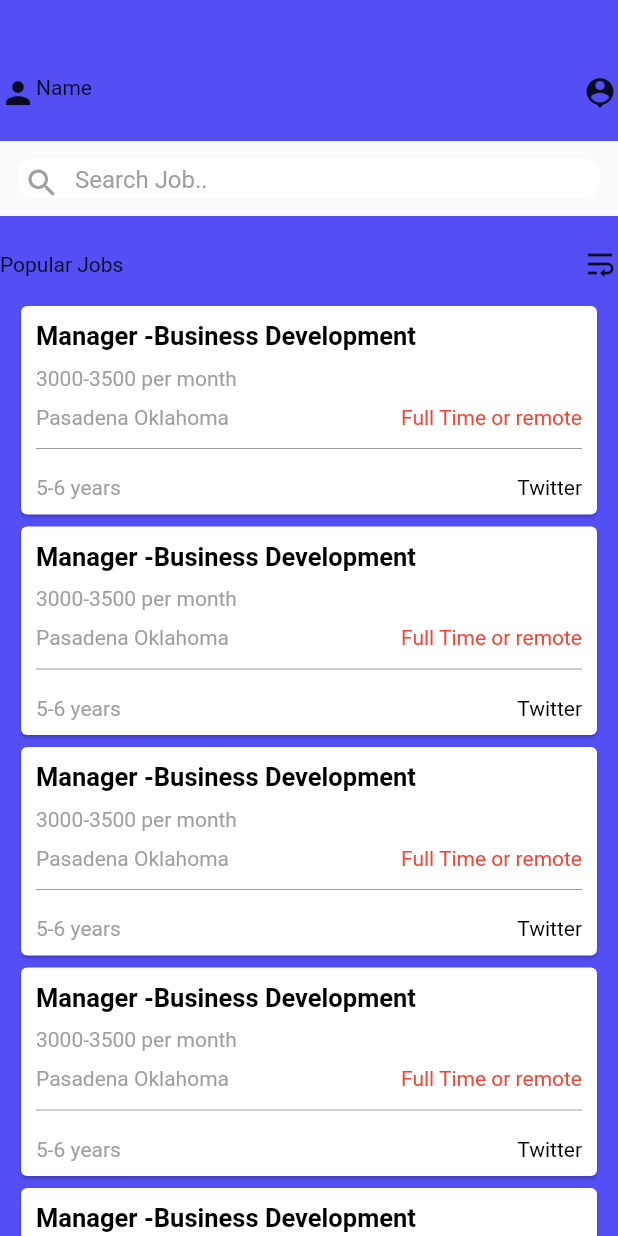
After one commit to neelmani123/ArtistApp, a Flutter app: the JobSearchList screen opened directly, on a phone screen of 412 x 824 dp. The commit adds this screen. Run offline on Flutter 3.47's test engine with Material 2 defaults, Android fonts, the phone set to English and light mode, and no system bars; our stand-ins replace cached_network_image, dio, file_picker, flutter_swiper, fluttertoast, font_awesome_flutter and 8 more; accounts and stored records are empty; network calls fail.

Commit message:
search job list

```diff
--- a/lib/screens/feed/FeedListItem.dart
+++ b/lib/screens/feed/FeedListItem.dart
@@ -1,3 +1,4 @@
+import 'package:artist_icon/screens/feed/CommentScreen.dart';
 import 'package:artist_icon/screens/feed/model/Data.dart';
 import 'package:cached_network_image/cached_network_image.dart';
 import 'package:flutter/material.dart';
@@ -115,6 +116,7 @@ Widget build(BuildContext context) => ListTile(
               GestureDetector(
                 onTap: () {
                   print("Comment pressed");
+                  Navigator.push(context, MaterialPageRoute(builder: (BuildContext)=>CommentScreen()));
                 },
                 child: new Icon(
                   FontAwesomeIcons.comment,
--- /dev/null
+++ b/lib/screens/feed/SearchList.dart
@@ -0,0 +1,134 @@
+import 'package:artist_icon/screens/Color.dart';
+import 'package:flutter/material.dart';
+
+class JobSearchList extends StatefulWidget {
+  const JobSearchList({Key key}) : super(key: key);
+
+  @override
+  _JobSearchListState createState() => _JobSearchListState();
+}
+
+class _JobSearchListState extends State<JobSearchList> {
+  @override
+  Widget build(BuildContext context) {
+    return Scaffold(
+      backgroundColor: Color(0xFF534ff4),
+      appBar: PreferredSize(
+        preferredSize: Size(200, 200), //width and height
+        // The size the AppBar would prefer if there were no other constraints.
+        child: SafeArea(
+          child:Column(
+            mainAxisAlignment: MainAxisAlignment.start,
+            crossAxisAlignment: CrossAxisAlignment.start,
+            children: [
+              SizedBox(height: 50,),
+              Row(
+                mainAxisAlignment: MainAxisAlignment.start,
+                crossAxisAlignment: CrossAxisAlignment.start,
+                children: [
+                  Icon(Icons.person),
+                  Text('Name'),
+                  Spacer(),
+                  Icon(Icons.person_pin)
+                ],
+              ),
+              SizedBox(height: 20,),
+              Container(
+                height: 50,
+                width: MediaQuery.of(context).size.width,
+                color: Color(blueGreyColor),
+                child: Container(
+                  decoration: BoxDecoration(
+                    borderRadius: BorderRadius.circular(10.0),
+                    color: Colors.white,
+                  ),
+                  margin: EdgeInsets.all(12.0),
+                  width: MediaQuery.of(context).size.width,
+                  child: Padding(
+                      padding: const EdgeInsets.all(4.0),
+                      child: Row(
+                        children: [
+                          Icon(Icons.search,color: Colors.grey,),
+                          SizedBox(
+                            width: 10,
+                          ),
+                          Row(
+                            children: [
+                              InkWell(
+                                  onTap: (){
+
+                                  },
+                                  child: Text("Search Job..",style: TextStyle(color: Colors.grey,fontSize: 16),))
+
+                            ],
+                          )
+                        ],
+                      )),
+                ),
+              ),
+              SizedBox(height: 20,),
+              Row(
+                children: [
+                  Text("Popular Jobs"),
+                  Spacer(),
+                  Icon(Icons.wrap_text)
+                ],
+              )
+            ],
+          )
+        ),
+      ),
+      //backgroundColor: Color(0xFF524ff4),
+      body: ListView.builder(
+        itemCount: 10,
+          itemBuilder: (BuildContext,index){
+        return Padding(
+          padding: const EdgeInsets.symmetric(horizontal: 10),
+          child: Card(
+            color: Colors.white,
+            child: Padding(
+              padding: const EdgeInsets.symmetric(horizontal: 10,vertical: 10),
+              child: Column(
+                mainAxisAlignment: MainAxisAlignment.start,
+                crossAxisAlignment: CrossAxisAlignment.start,
+                children:
+                [
+                  Text('Manager -Business Development',style: TextStyle(color: Colors.black,fontSize: 17,fontWeight: FontWeight.bold),),
+                  //Icon(Icons.person),
+                  Padding(
+                    padding: const EdgeInsets.only(top: 10),
+                    child: Text('3000-3500 per month',style: TextStyle(color: Colors.grey),),
+                  ),
+                  Padding(
+                    padding: const EdgeInsets.only(top: 10),
+                    child: Row(
+                      children: [
+                        Text('Pasadena Oklahoma',style: TextStyle(color: Colors.grey),),
+                        Spacer(),
+                        Text('Full Time or remote',style: TextStyle(color: Colors.red),)
+                      ],
+                    ),
+                  ),
+                  Padding(
+                    padding: const EdgeInsets.only(top: 5),
+                    child: Divider( color: Colors.grey,),
+                  ),
+                  Padding(
+                    padding: const EdgeInsets.only(top: 10),
+                    child: Row(
+                      children: [
+                        Text('5-6 years',style: TextStyle(color: Colors.grey),),
+                        Spacer(),
+                        Text('Twitter',style: TextStyle(color: Colors.black),)
+                      ],
+                    ),
+                  ),
+                ],
+              ),
+            ),
+          ),
+        );
+      }),
+    );
+  }
+}
--- a/lib/screens/home_page/HomeScreen.dart
+++ b/lib/screens/home_page/HomeScreen.dart
@@ -1,8 +1,10 @@
 import 'package:artist_icon/screens/Color.dart';
 import 'package:artist_icon/screens/edit_profile/EditProfileScreen.dart';
+import 'package:artist_icon/screens/feed/AllJobPostList.dart';
 import 'package:artist_icon/screens/feed/CreatePost.dart';
 import 'package:artist_icon/screens/feed/CreateJobPost.dart';
-import 'package:artist_icon/screens/feed/JobPostList.dart';
+import 'package:artist_icon/screens/feed/YourJobPostList.dart';
+import 'package:artist_icon/screens/feed/SearchList.dart';
 import 'package:artist_icon/screens/feed/SharePost.dart';
 import 'package:artist_icon/screens/feed/FeedScreen.dart';
 import 'package:artist_icon/screens/profile/ProfileScreen.dart';
@@ -94,9 +96,21 @@ class _HomeScreenState extends State<HomeScreen> {
                },
              ),
              ListTile(
-               title: Text('Job Post List',style: TextStyle(fontFamily: 'OpenSans',fontSize: 20,fontWeight: FontWeight.bold),),
+               title: Text('Your Job List',style: TextStyle(fontFamily: 'OpenSans',fontSize: 20,fontWeight: FontWeight.bold),),
                onTap: () {
                  Navigator.push(context, MaterialPageRoute(builder: (BuildContext)=>JobPostList()));
+               },
+             ),
+             ListTile(
+               title: Text('Search List',style: TextStyle(fontFamily: 'OpenSans',fontSize: 20,fontWeight: FontWeight.bold),),
+               onTap: () {
+                 Navigator.push(context, MaterialPageRoute(builder: (BuildContext)=>AllJobPostList()));
+               },
+             ),
+             ListTile(
+               title: Text('Job Search List',style: TextStyle(fontFamily: 'OpenSans',fontSize: 20,fontWeight: FontWeight.bold),),
+               onTap: () {
+                 Navigator.push(context, MaterialPageRoute(builder: (BuildContext)=>JobSearchList()));
                },
              ),
            ],
```
Also changed, not shown: lib/screens/feed/AllJobPostList.dart (added, +309 -0 lines), lib/screens/feed/CommentScreen.dart (added, +79 -0 lines), lib/screens/feed/YourJobPostList.dart (renamed from lib/screens/feed/JobPostList.dart, +26 -1 lines), lib/screens/feed/model/ApplyJob.dart (added, +18 -0 lines).
